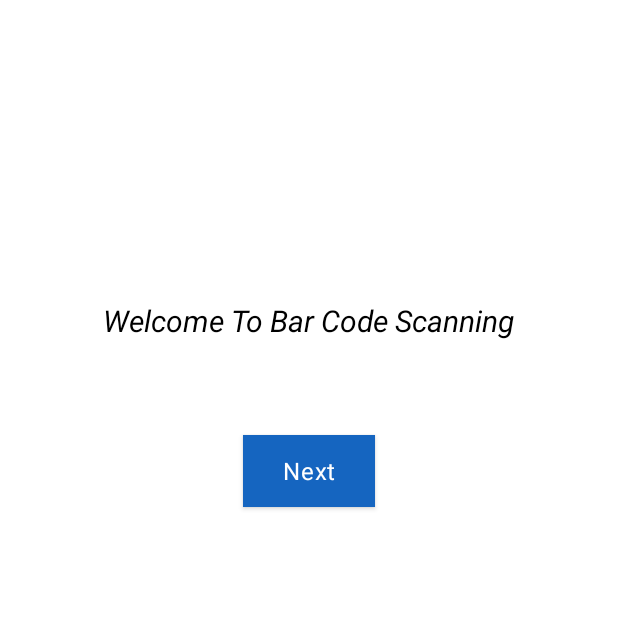
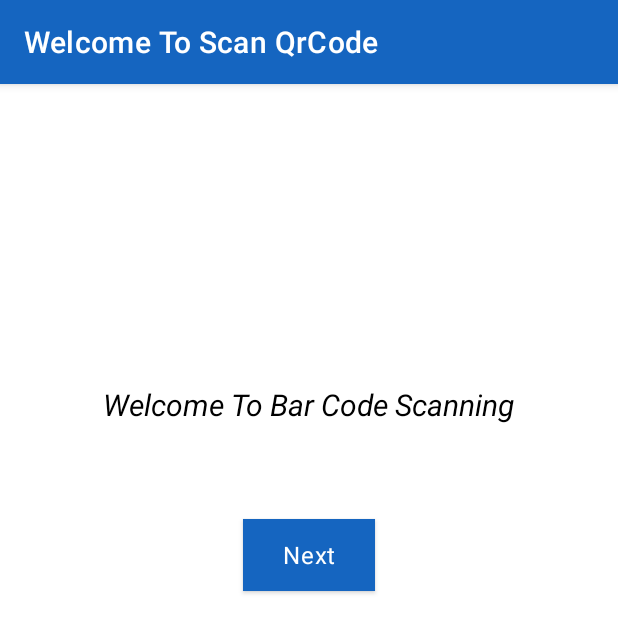
Before and after one commit to dhirajdafouti/QrCodeScanApplication, an Android app: the screen it shows after launch (WelcomeActivity), on a phone screen of 412 x 824 dp. Shown: the top 633 px of the screen. Run offline under Robolectric (Android 15) with nearby library versions, the phone set to English and light mode, and no system bars.

Commit message:
Initial comment for scanner application

```diff
--- a/app/src/main/res/values/themes.xml
+++ b/app/src/main/res/values/themes.xml
@@ -21,7 +21,7 @@
 
     <style name="Theme.BasicQrCodeScan.AppBarOverlay" parent="Theme.MaterialComponents.DayNight.NoActionBar" />
     <!-- Base application theme. -->
-    <style name="AppTheme" parent="Theme.MaterialComponents.DayNight.NoActionBar">
+    <style name="AppTheme" parent="Theme.MaterialComponents.DayNight.DarkActionBar">
         <!-- Customize your theme here. -->
         <item name="colorPrimary">@color/colorPrimary</item>
         <item name="colorPrimaryVariant">@color/colorPrimaryVariant</item>
@@ -30,9 +30,9 @@
         <item name="colorSecondaryVariant">@color/colorSecondaryVariant</item>
         <item name="colorOnSecondary">@color/colorOnSecondary</item>
         <item name="colorError">@color/colorError</item>
-        <item name="colorOnError">@color/colorOnError</item>
-        <item name="colorSurface">@color/colorSurface</item>
-        <item name="colorOnSurface">@color/colorOnSurface</item>
+        <item name="colorOnError">@color/about_libraries_text_openSource</item>
+        <item name="colorSurface">@color/cardview_shadow_start_color</item>
+        <item name="colorOnSurface">@color/about_libraries_dividerLight_openSource</item>
         <item name="android:colorBackground">@color/colorBackground</item>
         <item name="colorOnBackground">@color/colorOnBackground</item>
         <item name="android:statusBarColor">@color/toolbarColor</item>
```
Also changed, not shown: 250 other files.
